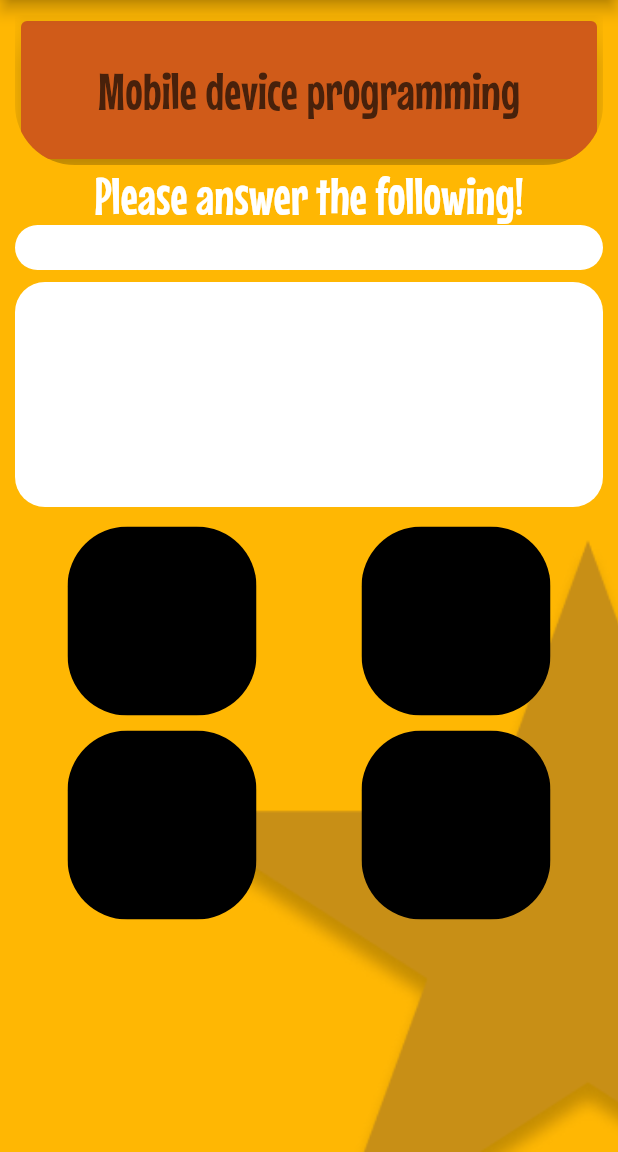
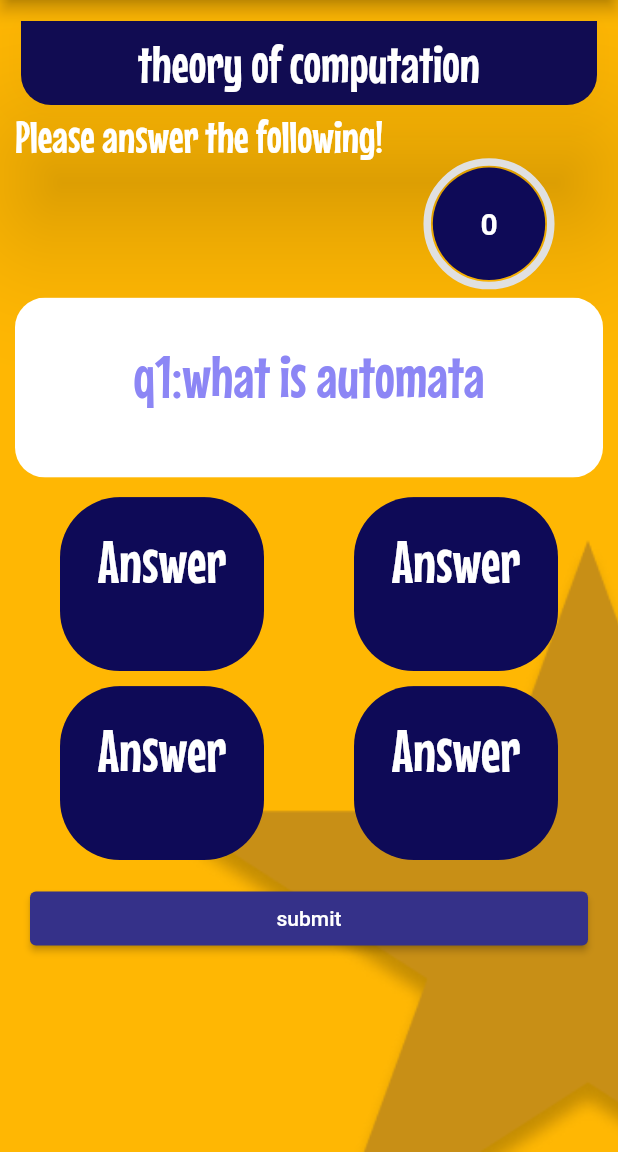
Before and after one commit to SalmaAshour24/Attendance-Gaming-System-, a Flutter app: the QuestionScreen screen opened directly, on a phone screen of 412 x 824 dp, the part 84-1236 px from its top. Run offline on Flutter 3.47's test engine with Material 2 defaults, Android fonts, the phone set to English and light mode, and no system bars; drawn by our look-alikes of circular_countdown_timer; our stand-ins replace animated_splash_screen, page_transition.

Commit message:
questionscreen

```diff
--- a/lib/screens/question_screen.dart
+++ b/lib/screens/question_screen.dart
@@ -1,6 +1,7 @@
 // ignore_for_file: prefer_const_constructors
 
 import 'package:flutter/material.dart';
+import 'package:circular_countdown_timer/circular_countdown_timer.dart';
 
 import 'app_bar.dart';
 import 'drawer.dart';
@@ -11,6 +12,8 @@ class QuestionScreen extends StatefulWidget {
 }
 
 class _QuestionScreenState extends State<QuestionScreen> {
+    final CountDownController _controller = CountDownController();
+
   @override
   Widget build(BuildContext context) {
     return Scaffold(
@@ -38,54 +41,79 @@ class _QuestionScreenState extends State<QuestionScreen> {
           child: ListView(
             children: [
               SizedBox(
-                height: 100,
-                child: ClipRRect(
-                  borderRadius: BorderRadius.only(
-                      bottomLeft: Radius.circular(40),
-                      bottomRight: Radius.circular(40)),
-                  child: Card(
-                    color: Color(0xffD05B19),
-                    elevation: 10,
-                    child: GridTile(
-                      child: Center(
-                        child: Text(
-                          "Mobile device programming",
-                          textAlign: TextAlign.center,
-                          style: TextStyle(
-                            fontFamily: 'Mouse Memoirs',
-                            fontSize: 35,
-                            color: Color(0xff48210B),
+               // height: 80,
+                child:Card(
+                        shape: RoundedRectangleBorder(
+                            borderRadius: BorderRadius.only(
+                                bottomLeft: Radius.circular(20),
+                                bottomRight: Radius.circular(20))
+                            ),
+                        child: ListTile(
+                          title: Text(
+                            "theory of computation",
+                            textAlign: TextAlign.center,
+                            style: TextStyle(
+                              fontFamily: 'Mouse Memoirs',
+                              fontSize: 35,
+                              color: Color(0xffffffff),
+                            ),
                           ),
                         ),
-                      ),
-                    ),
-                  ),
-                ),
+                        elevation: 40,
+                        color: Color(0xff110C52),
+                      )
               ),
+
               Text(
                 "Please answer the following!",
-                textAlign: TextAlign.center,
                 style: TextStyle(
                   fontFamily: 'Mouse Memoirs',
-                  fontSize: 35,
+                  fontSize: 30,
                   color: Color(0xffffffff),
                 ),
               ),
-              ClipRRect(
-                borderRadius: BorderRadius.all(Radius.circular(40)),
-                child: Container(
-                  width: double.infinity,
-                  height: 30,
-                  color: Colors.white,
-                ),
+                    Container(
+margin: EdgeInsets.only(left: 240),
+            child: CircularCountDownTimer(
+                duration: 60,
+                initialDuration: 0,
+                controller: _controller,
+                width: MediaQuery.of(context).size.width / 10,
+                height: MediaQuery.of(context).size.height / 10,
+                ringColor: Colors.grey[300]!,
+                ringGradient: null,
+                fillColor: Color(0xff8ECAE6),
+                fillGradient: null,
+                backgroundColor: Color(0xff0E0A57),
+                textStyle: const TextStyle(
+                    fontSize: 20.0,
+                    color: Colors.white,
+                    fontWeight: FontWeight.bold),
+                autoStart: true,
+                onStart: () {
+                  print('Countdown Started');
+                },
+                onComplete: () {
+                  print('Countdown Ended');
+                },
               ),
+            ),
               Padding(
                 padding: const EdgeInsets.symmetric(vertical: 8.0),
                 child: ClipRRect(
                   borderRadius: BorderRadius.all(Radius.circular(20)),
                   child: Container(
+                    child:  Padding(
+                      padding: const EdgeInsets.all(30.0),
+                      child: Text('q1:what is automata',textAlign: TextAlign.center, style: TextStyle(
+                          fontFamily: 'Mouse Memoirs',
+                          fontSize: 40,
+                          color: Color(0xff8C86F5),
+                        ),),
+                    ),
+
                     width: double.infinity,
-                    height: 150,
+                    height: 120,
                     color: Colors.white,
                   ),
                 ),
@@ -117,7 +145,21 @@ class _QuestionScreenState extends State<QuestionScreen> {
                     ],
                   )
                 ],
-              )
+              ),
+               Padding(
+                 padding: const EdgeInsets.all(10.0),
+                 child: ElevatedButton(
+                          onPressed: () {},
+                          style: ElevatedButton.styleFrom(
+                              primary: Color(0xff353189)),
+                          child: Text(
+                            'submit',
+                            style: TextStyle(
+                              color: Color(0xffffffff),
+                            ),
+                          ),
+                        ),
+               ),
             ],
           ),
         ),
@@ -134,9 +176,17 @@ class AnswerWidget extends StatelessWidget {
     return ClipRRect(
       borderRadius: BorderRadius.all(Radius.circular(40)),
       child: Container(
-        width: MediaQuery.of(context).size.width / 2 - 80,
-        height: MediaQuery.of(context).size.width / 2 - 80,
-        color: Colors.black,
+        child: Padding(
+          padding: const EdgeInsets.all(20.0),
+          child: Text('Answer',textAlign: TextAlign.center, style: TextStyle(
+                            fontFamily: 'Mouse Memoirs',
+                            fontSize: 40,
+                            color: Color(0xffffffff),
+                          ),),
+        ),
+        width: MediaQuery.of(context).size.width / 2 - 70,
+        height: MediaQuery.of(context).size.width / 2 - 90,
+        color: Color(0xff0E0A57),
       ),
     );
   }
--- a/pubspec.yaml
+++ b/pubspec.yaml
@@ -36,6 +36,8 @@ dependencies:
   cupertino_icons: ^1.0.2
   provider: ^6.0.1
   animated_splash_screen: ^1.1.0
+  circular_countdown_timer: ^0.2.0
+
 
 dev_dependencies:
   flutter_test:
```
Also changed, not shown: pubspec.lock.
